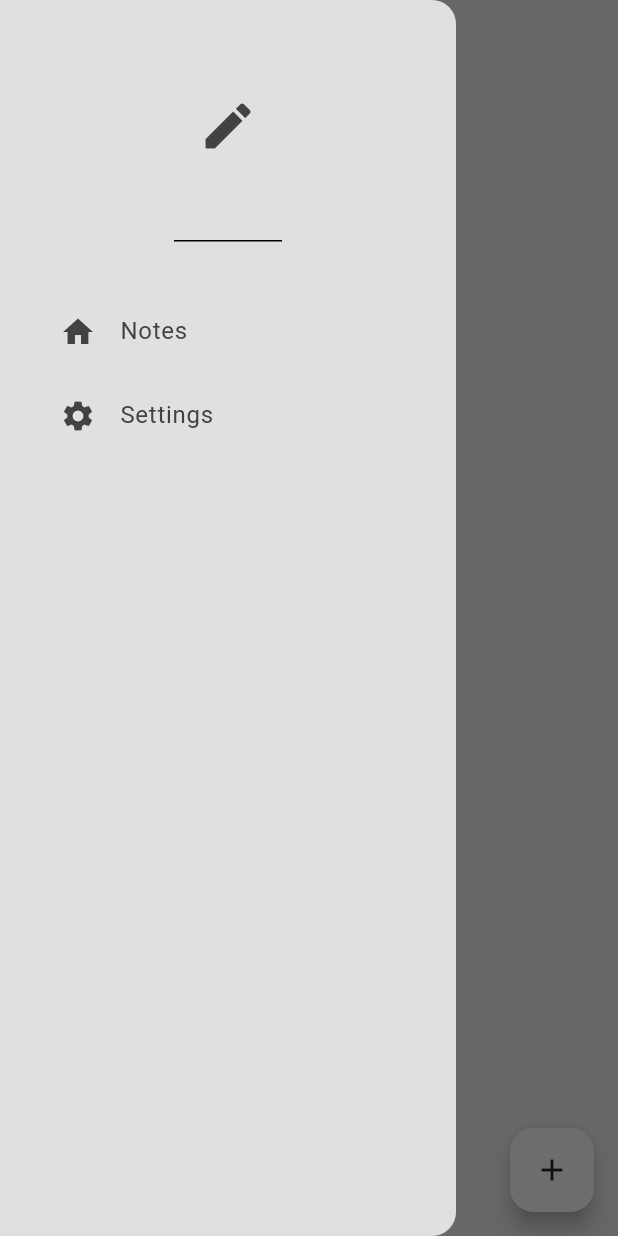
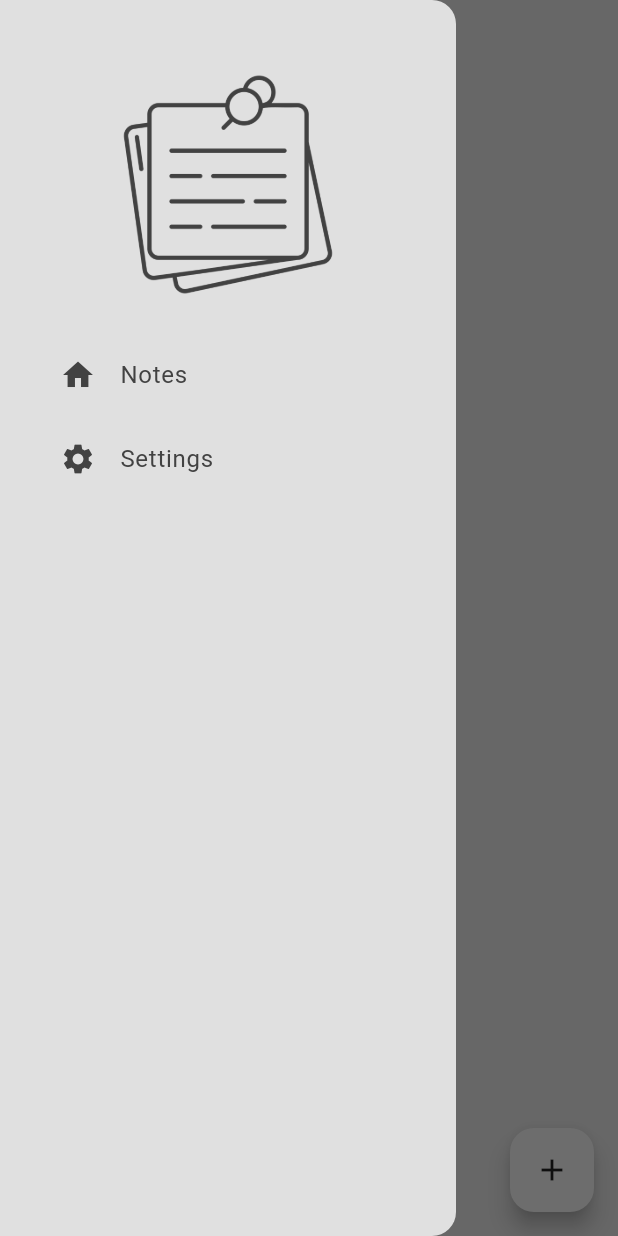
Before and after one commit to lechsebastian/notes, a Flutter app: the screen it shows after launch, with the side drawer open, on a phone screen of 412 x 824 dp. Run offline on Flutter 3.47's test engine with Material 3 defaults, Android fonts, the phone set to English and light mode, and no system bars; our stand-ins replace auto_size_text, google_fonts, isar, popover, shared_preferences; accounts and stored records are empty; generated files the repository leaves out were written again.

Commit message:
Change DrawerHeader

```diff
--- a/lib/components/my_drawer.dart
+++ b/lib/components/my_drawer.dart
@@ -11,7 +11,16 @@ class MyDrawer extends StatelessWidget {
       backgroundColor: Theme.of(context).colorScheme.surface,
       child: Column(
         children: [
-          DrawerHeader(child: Icon(Icons.edit, size: 40)),
+          Padding(
+            padding: const EdgeInsets.only(top: 48, left: 24, right: 24),
+            child: Container(
+              height: 150,
+              child: Image.asset(
+                'images/note.png',
+                color: Theme.of(context).colorScheme.inversePrimary,
+              ),
+            ),
+          ),
           SizedBox(height: 24),
           MyDrawerTile(
             title: 'Notes',
--- a/lib/theme/theme.dart
+++ b/lib/theme/theme.dart
@@ -14,6 +14,7 @@ ThemeData lightMode = ThemeData(
     textColor: Colors.grey.shade800,
     iconColor: Colors.grey.shade800,
   ),
+  dividerColor: Colors.grey.shade300,
 );
 
 ThemeData darkMode = ThemeData(
@@ -30,4 +31,5 @@ ThemeData darkMode = ThemeData(
     textColor: Colors.grey.shade300,
     iconColor: Colors.grey.shade300,
   ),
+  dividerColor: Colors.grey.shade900,
 );
--- a/pubspec.yaml
+++ b/pubspec.yaml
@@ -70,8 +70,8 @@ flutter:
   uses-material-design: true
 
   # To add assets to your application, add an assets section, like this:
-  # assets:
-  #   - images/a_dot_burr.jpeg
+  assets:
+    - images/
   #   - images/a_dot_ham.jpeg
 
   # An image asset can refer to one or more resolution-specific "variants", see
```
Also changed, not shown: images/note.png (added).
